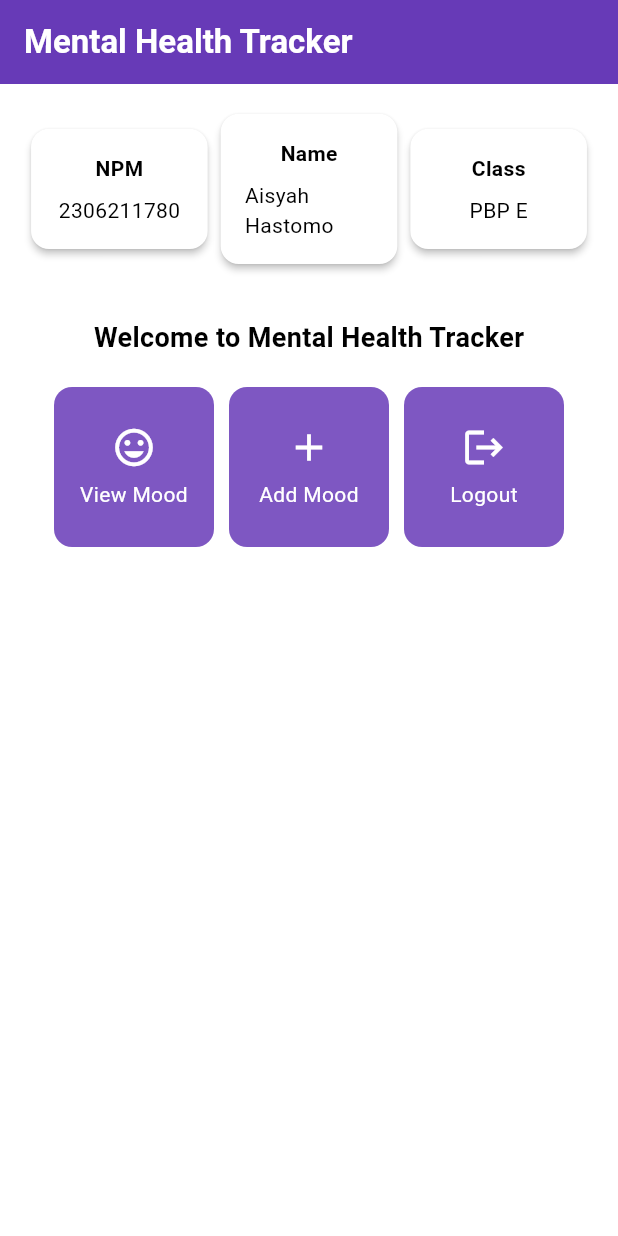
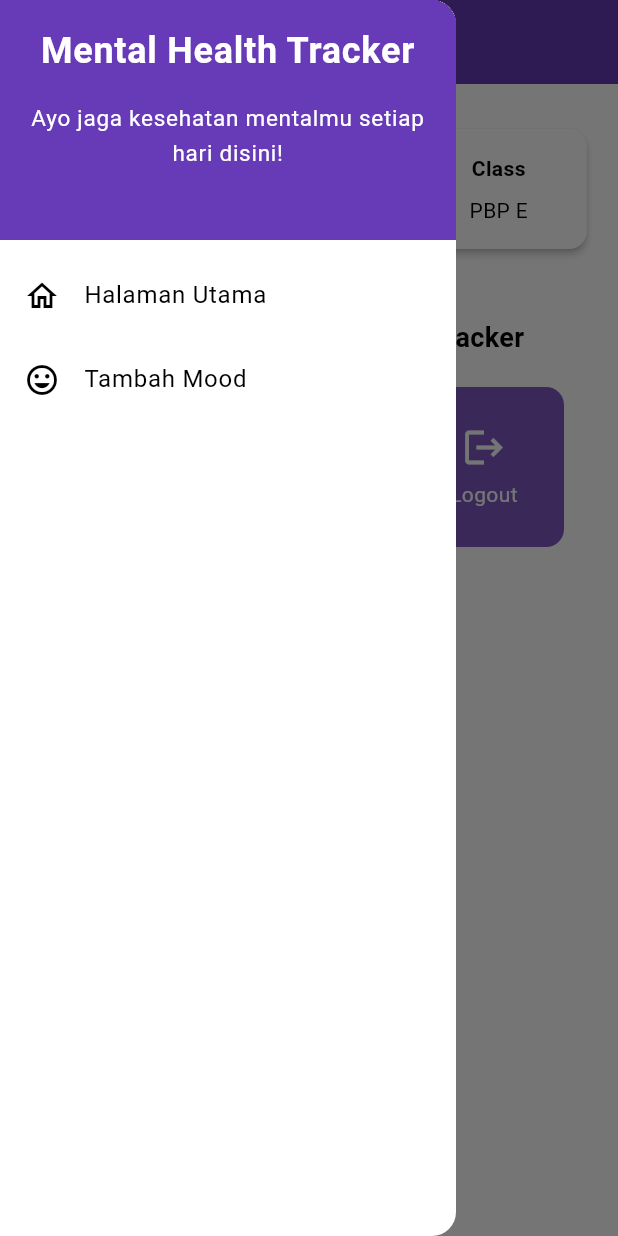
Before and after one commit to AiH000/mental-health-tracker-mobile, a Flutter app: the screen it shows after launch, with the side drawer open (before the commit the screen has no drawer), on a phone screen of 412 x 824 dp. Run offline on Flutter 3.47's test engine with Material 3 defaults, Android fonts, the phone set to English and light mode, and no system bars.

Commit message:
tutorial 7 selesai

```diff
--- a/lib/main.dart
+++ b/lib/main.dart
@@ -1,5 +1,5 @@
 import 'package:flutter/material.dart';
-import 'package:mental_health_tracker/menu.dart';
+import 'package:mental_health_tracker/screens/menu.dart';
 
 void main() {
   runApp(const MyApp());
--- a/lib/menu.dart
+++ b/lib/screens/menu.dart
@@ -1,4 +1,6 @@
 import 'package:flutter/material.dart';
+import 'package:mental_health_tracker/widgets/left_drawer.dart';
+import 'package:mental_health_tracker/widgets/mood_card.dart';
 
 class MyHomePage extends StatelessWidget {
     MyHomePage({super.key});
@@ -8,8 +10,8 @@ class MyHomePage extends StatelessWidget {
     final String className = 'PBP E'; // Class
 
     final List<ItemHomepage> items = [
-         ItemHomepage("View Mood", Icons.mood),
-         ItemHomepage("Add Mood", Icons.add),
+         ItemHomepage("Lihat Mood", Icons.mood),
+         ItemHomepage("Tambah Mood", Icons.add),
          ItemHomepage("Logout", Icons.logout),
      ];
 
@@ -29,6 +31,8 @@ class MyHomePage extends StatelessWidget {
             // The background color of the AppBar is obtained from the application theme color scheme.
             backgroundColor: Theme.of(context).colorScheme.primary,
           ),
+          // Masukkan drawer sebagai parameter nilai drawer dari widget Scaffold
+          drawer: const LeftDrawer(),
           // Body of the page with paddings around it.
           body: Padding(
             padding: const EdgeInsets.all(16.0),
@@ -124,64 +128,3 @@ class InfoCard extends StatelessWidget {
     );
   }
 }
-
-class ItemHomepage {
-    final String name;
-    final IconData icon;
-
-    ItemHomepage(this.name, this.icon);
-}
-
-class ItemCard extends StatelessWidget {
-  // Display the card with an icon and name.
-
-  final ItemHomepage item;
-
-  const ItemCard(this.item, {super.key});
-
-  @override
-  Widget build(BuildContext context) {
-    return Material(
-      // Specify the background color of the application theme.
-      color: Theme.of(context).colorScheme.secondary,
-      // Round the card border.
-      borderRadius: BorderRadius.circular(12),
-
-      child: InkWell(
-        // Action when the card is pressed.
-        onTap: () {
-          // Display the SnackBar message when the card is pressed.
-          ScaffoldMessenger.of(context)
-            ..hideCurrentSnackBar()
-            ..showSnackBar(
-              SnackBar(content: Text("You have pressed the ${item.name} button!"))
-            );
-        },
-        // Container to store the Icon and Text
-        child: Container(
-          padding: const EdgeInsets.all(8),
-          child: Center(
-            child: Column(
-              // Place the Icon and Text in the center of the card.
-              mainAxisAlignment: MainAxisAlignment.center,
-              children: [
-                Icon(
-                  item.icon,
-                  color: Colors.white,
-                  size: 30.0,
-                ),
-                const Padding(padding: EdgeInsets.all(3)),
-                Text(
-                  item.name,
-                  textAlign: TextAlign.center,
-                  style: const TextStyle(color: Colors.white),
-                ),
-              ],
-            ),
-          ),
-        ),
-      ),
-    );
-  }
-
-}
--- /dev/null
+++ b/lib/widgets/left_drawer.dart
@@ -0,0 +1,68 @@
+import 'package:flutter/material.dart';
+import 'package:mental_health_tracker/screens/menu.dart';
+import 'package:mental_health_tracker/screens/moodentry_form.dart';
+
+class LeftDrawer extends StatelessWidget {
+  const LeftDrawer({super.key});
+
+  @override
+  Widget build(BuildContext context) {
+    return Drawer(
+      child: ListView(
+        children: [
+          DrawerHeader(
+            decoration: BoxDecoration(
+              color: Theme.of(context).colorScheme.primary,
+            ),
+            child: const Column(
+              children: [
+                Text(
+                  'Mental Health Tracker',
+                  textAlign: TextAlign.center,
+                  style: TextStyle(
+                    fontSize: 24,
+                    fontWeight: FontWeight.bold,
+                    color: Colors.white,
+                  ),
+                ),
+                Padding(padding: EdgeInsets.all(8)),
+                Text(
+                  "Ayo jaga kesehatan mentalmu setiap hari disini!",
+                  textAlign: TextAlign.center,
+                  style: TextStyle(
+                    fontSize: 15,
+                    color: Colors.white,
+                  ),
+                ),
+              ],
+            ),
+          ),
+            ListTile(
+              leading: const Icon(Icons.home_outlined),
+              title: const Text('Halaman Utama'),
+              // Bagian redirection ke MyHomePage
+              onTap: () {
+                Navigator.pushReplacement(
+                    context,
+                    MaterialPageRoute(
+                      builder: (context) => MyHomePage(),
+                    ));
+              },
+            ),
+            ListTile(
+              leading: const Icon(Icons.mood),
+              title: const Text('Tambah Mood'),
+              // Bagian redirection ke MoodEntryFormPage
+              onTap: () {
+                Navigator.pushReplacement(
+                    context,
+                    MaterialPageRoute(
+                      builder: (context) => MoodEntryFormPage(),
+                    ));
+              },
+            ),
+        ],
+      ),
+    );
+  }
+}
--- /dev/null
+++ b/lib/widgets/mood_card.dart
@@ -0,0 +1,67 @@
+import 'package:flutter/material.dart';
+import 'package:mental_health_tracker/screens/moodentry_form.dart';
+
+class ItemHomepage {
+    final String name;
+    final IconData icon;
+
+    ItemHomepage(this.name, this.icon);
+}
+
+class ItemCard extends StatelessWidget {
+  // Display the card with an icon and name.
+
+  final ItemHomepage item;
+
+  const ItemCard(this.item, {super.key});
+
+  @override
+  Widget build(BuildContext context) {
+    return Material(
+      // Specify the background color of the application theme.
+      color: Theme.of(context).colorScheme.secondary,
+      // Round the card border.
+      borderRadius: BorderRadius.circular(12),
+
+      child: InkWell(
+        // Action when the card is pressed.
+        onTap: () {
+          // Display the SnackBar message when the card is pressed.
+          ScaffoldMessenger.of(context)
+            ..hideCurrentSnackBar()
+            ..showSnackBar(
+              SnackBar(content: Text("Kamu telah menekan tombol ${item.name}!"))
+            );
+            if (item.name == "Tambah Mood") {
+              Navigator.push(context,
+              MaterialPageRoute(builder: (context) => const MoodEntryFormPage()));
+            }
+        },
+        // Container to store the Icon and Text
+        child: Container(
+          padding: const EdgeInsets.all(8),
+          child: Center(
+            child: Column(
+              // Place the Icon and Text in the center of the card.
+              mainAxisAlignment: MainAxisAlignment.center,
+              children: [
+                Icon(
+                  item.icon,
+                  color: Colors.white,
+                  size: 30.0,
+                ),
+                const Padding(padding: EdgeInsets.all(3)),
+                Text(
+                  item.name,
+                  textAlign: TextAlign.center,
+                  style: const TextStyle(color: Colors.white),
+                ),
+              ],
+            ),
+          ),
+        ),
+      ),
+    );
+  }
+
+}
```
Also changed, not shown: lib/screens/moodentry_form.dart (added, +161 -0 lines).
